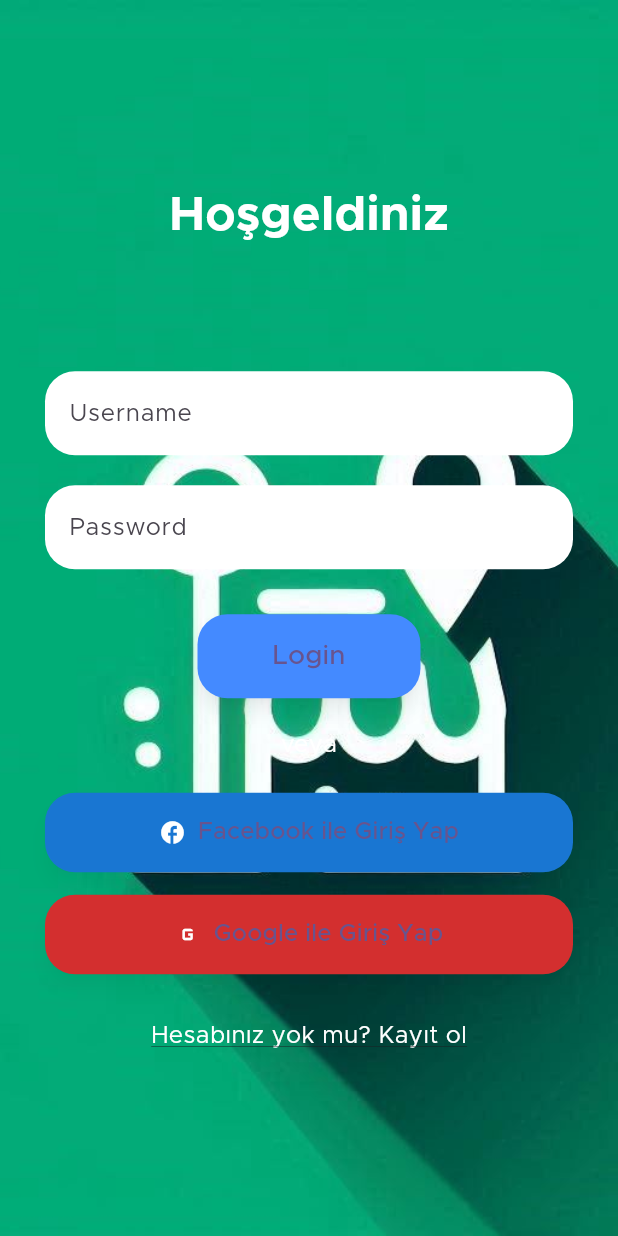
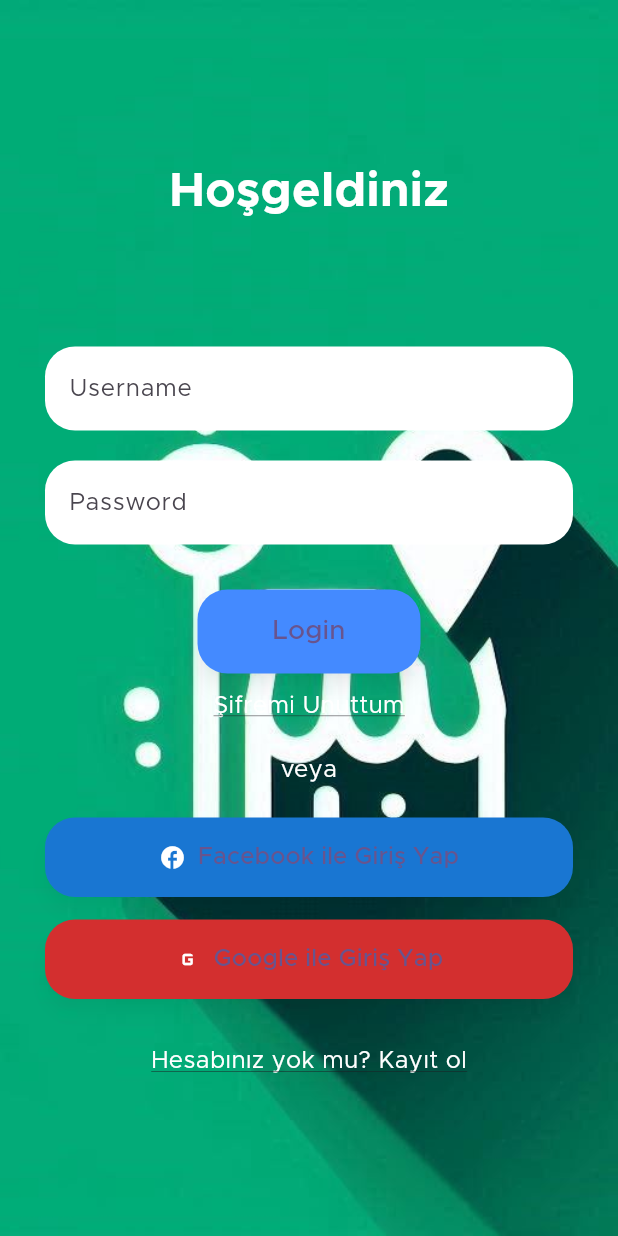
Before and after one commit to emregurs3s/MahalleMarket, a Flutter app: the LoginScreen screen opened directly, on a phone screen of 412 x 824 dp. Run offline on Flutter 3.47's test engine with Material 3 defaults, Android fonts, the phone set to English and light mode, and no system bars.

Commit message:
Giriş yap sayfasına şifremi unuttum eklendi

```diff
--- a/mahalle_market/lib/view/login/login_view.dart
+++ b/mahalle_market/lib/view/login/login_view.dart
@@ -90,6 +90,18 @@ class LoginScreen extends StatelessWidget {
                       style: TextStyle(fontSize: 18),
                     ),
                   ),
+                  SizedBox(height: 10),
+                  GestureDetector(
+                    onTap: () {},
+                    child: Text(
+                      "Şifremi Unuttum",
+                      style: TextStyle(
+                        color: Colors.white,
+                        fontSize: 16,
+                        decoration: TextDecoration.underline,
+                      ),
+                    ),
+                  ),
                   SizedBox(height: 20),
                   Text(
                     "veya",
```
